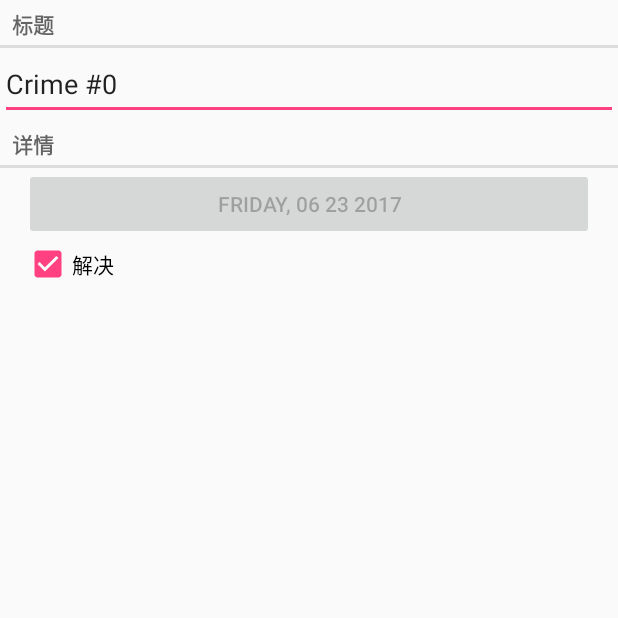
After one commit to chaobj001/CriminalIntent, an Android app: the CrimePagerActivity screen opened directly, with no data from a screen before it, on a phone screen of 412 x 824 dp, the top half of it. The commit adds this screen. Run offline under Robolectric (Android 15) with nearby library versions, the phone set to English and light mode, and no system bars.

Commit message:
add view pager

```diff
--- a/app/src/main/AndroidManifest.xml
+++ b/app/src/main/AndroidManifest.xml
@@ -16,7 +16,7 @@
                 <category android:name="android.intent.category.LAUNCHER" />
             </intent-filter>
         </activity>
-        <activity android:name=".CrimeActivity"
+        <activity android:name=".CrimePagerActivity"
                   android:label="@string/app_name">
 
         </activity>
--- a/app/src/main/java/com/example/android/criminalintent/CrimeListFragment.java
+++ b/app/src/main/java/com/example/android/criminalintent/CrimeListFragment.java
@@ -99,7 +99,8 @@ public class CrimeListFragment extends Fragment {
             //mCrimeRecyclerView.getAdapter().notifyItemMoved(0,5);
 
             //Intent intent = new Intent(getActivity(), CrimeActivity.class);
-            Intent intent = CrimeActivity.newIntent(getActivity(), mCrime.getId());
+            //Intent intent = CrimeActivity.newIntent(getActivity(), mCrime.getId());
+            Intent intent = CrimePagerActivity.newIntent(getActivity(), mCrime.getId());
             startActivity(intent);
         }
     }
--- /dev/null
+++ b/app/src/main/java/com/example/android/criminalintent/CrimePagerActivity.java
@@ -0,0 +1,69 @@
+package com.example.android.criminalintent;
+
+import android.content.Context;
+import android.content.Intent;
+import android.os.Bundle;
+import android.support.v4.app.Fragment;
+import android.support.v4.app.FragmentActivity;
+import android.support.v4.app.FragmentManager;
+import android.support.v4.app.FragmentStatePagerAdapter;
+import android.support.v4.view.ViewPager;
+
+import java.util.List;
+import java.util.UUID;
+
+/**
+ * Created by wangchao on 2017/6/23.
+ */
+
+public class CrimePagerActivity extends FragmentActivity {
+
+    private static final String EXTRA_CRIME_ID = "com.bignerdranch.criminalintent.crime_id";
+
+    private ViewPager mViewPager;
+    private List<Crime> mCrimes;
+
+    public static Intent newIntent(Context packageContext, UUID crimeId) {
+        Intent intent = new Intent(packageContext, CrimePagerActivity.class);
+        intent.putExtra(EXTRA_CRIME_ID, crimeId);
+        return intent;
+    }
+
+    @Override
+    protected void onCreate(Bundle savedInstanceState) {
+        super.onCreate(savedInstanceState);
+        setContentView(R.layout.activity_crime_pager);
+
+        UUID crimeId = (UUID) getIntent().getSerializableExtra(EXTRA_CRIME_ID);
+
+        mViewPager = (ViewPager) findViewById(R.id.activity_crime_pager_view_pager);
+
+        mCrimes = CrimeLab.get(this).getCrimes();
+
+        FragmentManager fragmentManager = getSupportFragmentManager();
+
+        mViewPager.setAdapter(new FragmentStatePagerAdapter(fragmentManager) {
+            @Override
+            public Fragment getItem(int position) {
+
+                Crime crime = mCrimes.get(position);
+
+                return CrimeFragment.newInstance(crime.getId());
+            }
+
+            @Override
+            public int getCount() {
+                return mCrimes.size();
+            }
+        });
+
+        for (int i=0; i<mCrimes.size(); i++) {
+            if (mCrimes.get(i).getId().equals(crimeId)) {
+                mViewPager.setCurrentItem(i);
+                break;
+            }
+        }
+
+    }
+
+}
--- /dev/null
+++ b/app/src/main/res/layout/activity_crime_pager.xml
@@ -0,0 +1,7 @@
+<?xml version="1.0" encoding="utf-8"?>
+<android.support.v4.view.ViewPager xmlns:android="http://schemas.android.com/apk/res/android"
+                                   android:layout_width="match_parent"
+                                   android:layout_height="match_parent"
+    android:id="@+id/activity_crime_pager_view_pager">
+
+</android.support.v4.view.ViewPager>
```
